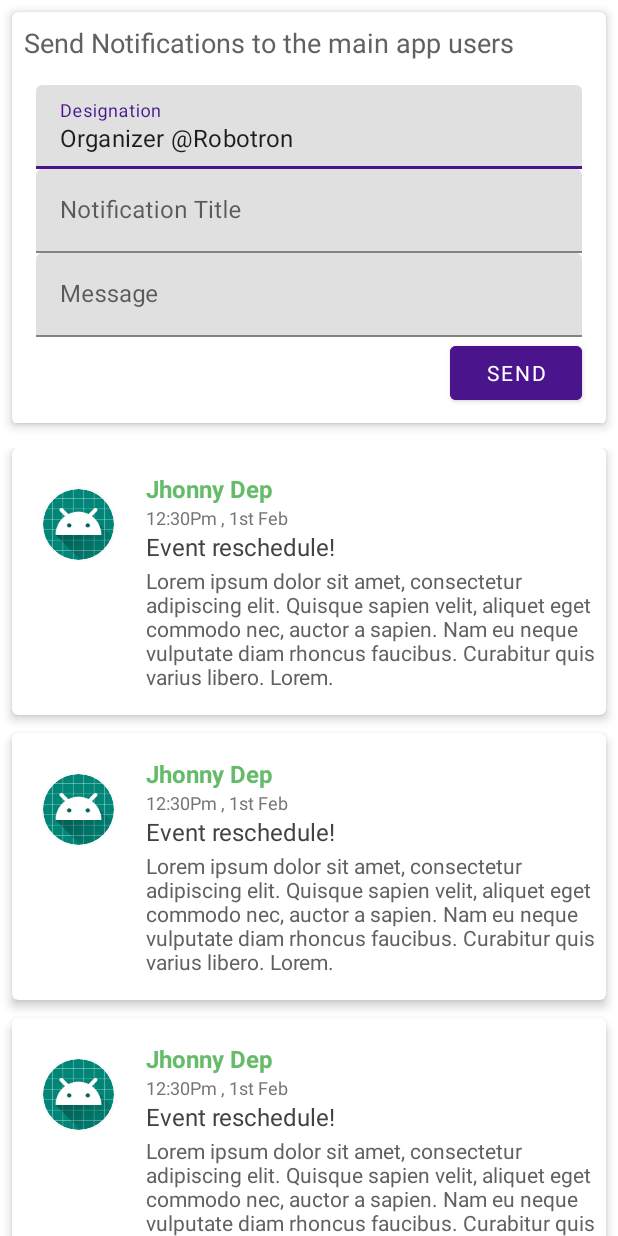
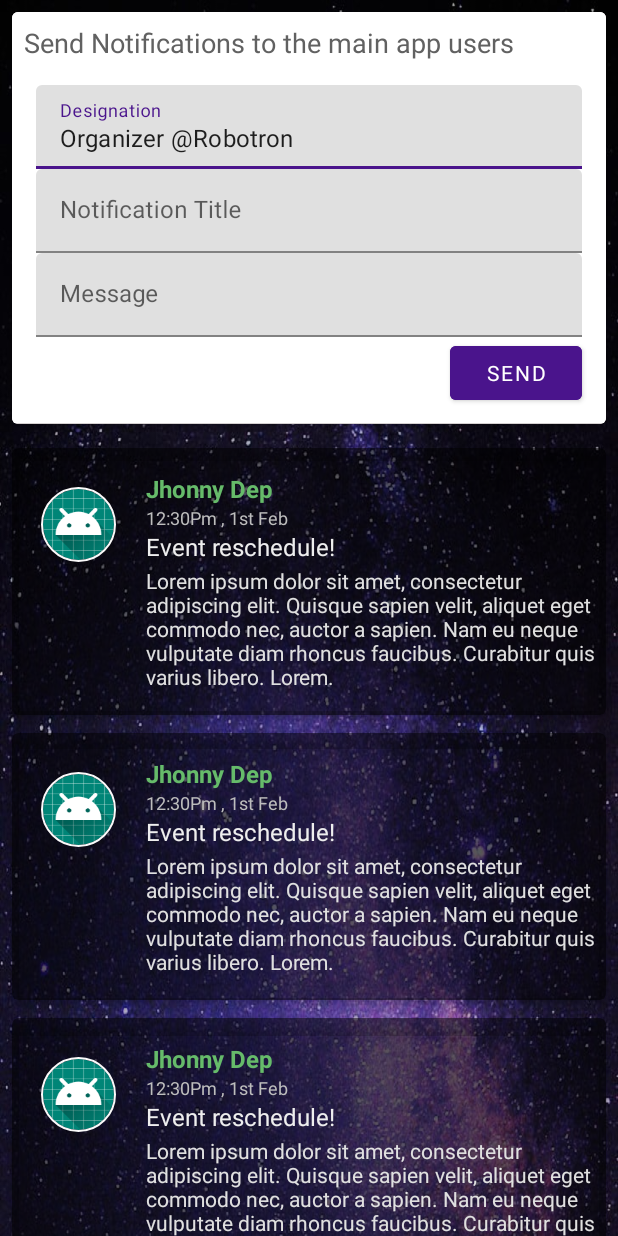
Before and after one commit to 10XMairing/Tecnoesis2020Admin, an Android app: the layout fragment_notitifications.xml on its own in the app's theme, with its tools: preview values and no code run, on a phone screen of 412 x 824 dp. Run offline under Robolectric (Android 15) with nearby library versions, the phone set to English and light mode, and no system bars; Roboto replaces fonts that are not available here.

Commit message:
Need to pull

```diff
--- a/app/src/main/res/layout/fragment_feeds.xml
+++ b/app/src/main/res/layout/fragment_feeds.xml
@@ -8,7 +8,6 @@
     <RelativeLayout
         android:layout_margin="10dp"
         android:layout_width="match_parent"
-        android:background="#fafafa"
         android:layout_height="match_parent"
         android:id="@+id/rl_parent">
 
--- a/app/src/main/res/layout/fragment_notitifications.xml
+++ b/app/src/main/res/layout/fragment_notitifications.xml
@@ -7,6 +7,7 @@
     <RelativeLayout
         android:layout_width="match_parent"
         android:layout_height="match_parent"
+        android:background="@drawable/sky"
         tools:context=".ui.main.notifications.NotificationFragment"
         android:id="@+id/rl_parent_home"
         >
--- a/app/src/main/res/layout/listitem_notifications_body.xml
+++ b/app/src/main/res/layout/listitem_notifications_body.xml
@@ -8,6 +8,7 @@
     android:layout_marginLeft="8dp"
     android:layout_marginRight="8dp"
     app:cardElevation="4dp"
+    app:cardBackgroundColor="@color/bg_card_50_opac_black"
     android:background="@drawable/bg_border_bottom"
     android:layout_marginBottom="12dp">
 
@@ -52,7 +53,7 @@
                 android:layout_width="match_parent"
                 android:layout_height="wrap_content"
                 android:textSize="@dimen/text_size_micro"
-                android:textColor="@color/text_low_focus"
+                android:textColor="@color/md_grey_400"
                 android:text="12:30Pm , 1st Feb"
                 />
 
@@ -61,16 +62,16 @@
                 android:id="@+id/tv_notificationitem_subject"
                 android:layout_width="match_parent"
                 android:layout_height="wrap_content"
-                android:textColor="@color/text_primary"
                 android:textSize="@dimen/text_size_medium"
+                android:textColor="@color/md_grey_200"
                 android:text="Event reschedule!" />
             <TextView
                 android:id="@+id/tv_notificationitem_message"
                 android:layout_width="match_parent"
                 android:layout_height="wrap_content"
                 android:layout_marginTop="2dp"
-                android:textColor="@color/text_secondary"
                 android:textSize="@dimen/text_size_small"
+                android:textColor="@color/md_grey_300"
                 android:linksClickable="true"
                 android:autoLink="web"
                 android:textColorLink="@color/md_blue_600"
--- a/app/src/main/res/values/colors.xml
+++ b/app/src/main/res/values/colors.xml
@@ -13,6 +13,7 @@
     <color name="text_secondary">#616161</color>
     <color name="text_low_focus">#757575</color>
     <color name="text_heading">#212121</color>
+    <color name="bg_card_50_opac_black">#80000000</color>
 
     <!-- google's material design colours from
     http://www.google.com/design/spec/style/color.html#color-ui-color-palette -->
```
